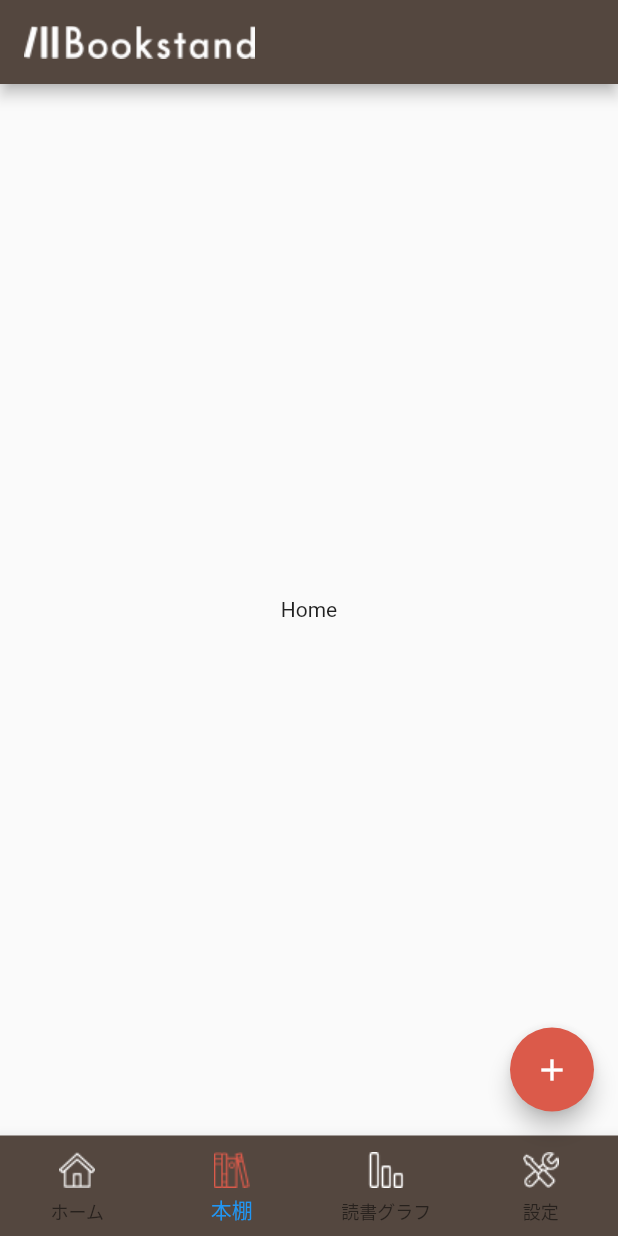
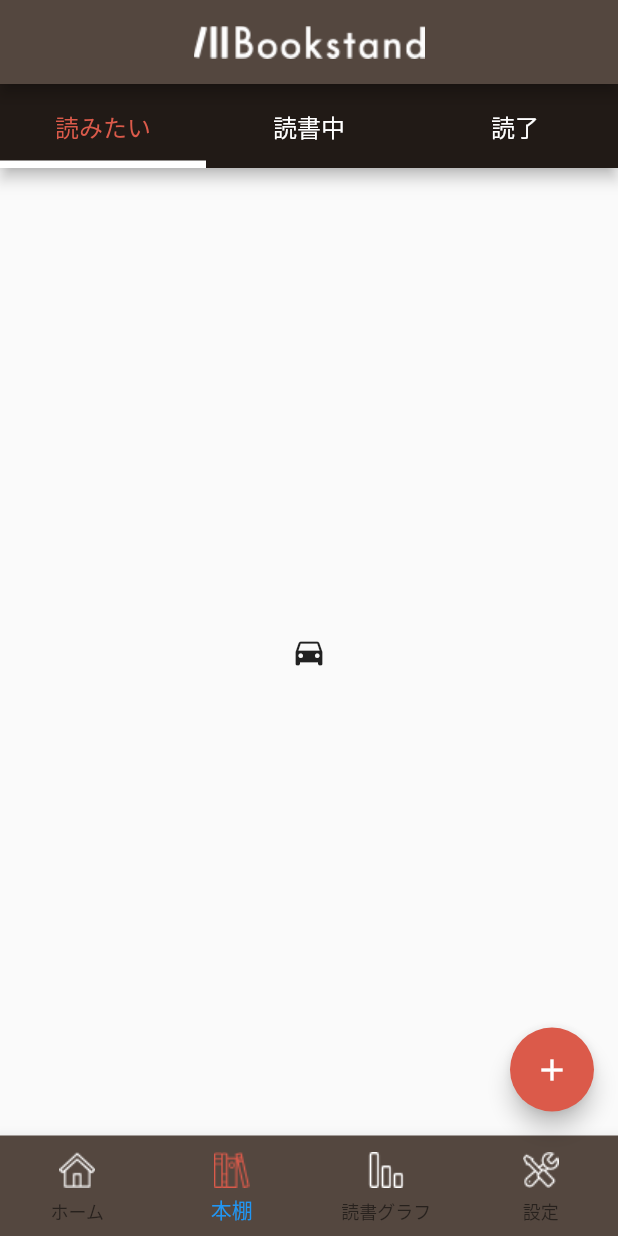
Before and after one commit to t-kashima/flutter-sample, a Flutter app: the screen it shows after launch, swiped to page 2, on a phone screen of 412 x 824 dp. Run offline on Flutter 3.47's test engine with Material 2 defaults, Android fonts, the phone set to English and light mode, and no system bars.

Commit message:
add bookshelf page

```diff
--- /dev/null
+++ b/lib/bookshelf.dart
@@ -0,0 +1,59 @@
+import 'package:flutter/material.dart';
+import 'package:flutter_sample/theme.dart';
+
+class BookshelfPage extends StatefulWidget {
+  BookshelfPage({Key key, this.title}) : super(key: key);
+
+  // This widget is the home page of your application. It is stateful, meaning
+  // that it has a State object (defined below) that contains fields that affect
+  // how it looks.
+
+  // This class is the configuration for the state. It holds the values (in this
+  // case the title) provided by the parent (in this case the App widget) and
+  // used by the build method of the State. Fields in a Widget subclass are
+  // always marked "final".
+
+  final String title;
+
+  @override
+  _BookshelfPageState createState() => new _BookshelfPageState();
+}
+
+class _BookshelfPageState extends State<BookshelfPage> {
+
+  @override
+  Widget build(BuildContext context) {
+    return DefaultTabController(
+        length: 3,
+        child: Scaffold(
+          appBar: new AppBar(
+            backgroundColor: themeData.primaryColorDark,
+            flexibleSpace: new Column(
+              mainAxisAlignment: MainAxisAlignment.end,
+              children: [
+                new TabBar(
+                  indicatorColor: Colors.white,
+                  indicatorWeight: 5.0,
+                  labelStyle: TextStyle(fontSize: 16.0),
+                  labelColor: themeData.accentColor,
+                  unselectedLabelColor: Colors.white,
+                  tabs: [
+                    Tab(text: "読みたい"),
+                    Tab(text: "読書中"),
+                    Tab(text: "読了"),
+                  ],
+                ),
+              ],
+            ),
+         ),
+          body: TabBarView(
+            children: [
+              Icon(Icons.directions_car),
+              Icon(Icons.directions_transit),
+              Icon(Icons.directions_bike),
+            ],
+          ),
+        ),
+      );
+  }
+}
--- a/lib/home.dart
+++ b/lib/home.dart
@@ -1,4 +1,5 @@
 import 'package:flutter/material.dart';
+import 'package:flutter_sample/theme.dart';
 
 class HomePage extends StatefulWidget {
   HomePage({Key key, this.title}) : super(key: key);
@@ -25,10 +26,17 @@ class _HomePageState extends State<HomePage> {
     return new Scaffold(
       body: new Center(
         child: new Column(
-          mainAxisAlignment: MainAxisAlignment.center,
+          mainAxisAlignment: MainAxisAlignment.start,
           children: <Widget>[
-            new Text(
-              'Home',
+            new Container(
+              padding: const EdgeInsets.only(top: 20.0),
+              child: new Text(
+                'あなたにおすすめの本',
+                style: new TextStyle(
+                  color: themeData.primaryColor,
+                  fontSize: 18.0
+                ),
+              ),
             ),
           ],
         ),
--- a/lib/main.dart
+++ b/lib/main.dart
@@ -1,4 +1,5 @@
 import 'package:flutter/material.dart';
+import 'package:flutter_sample/bookshelf.dart';
 import 'package:flutter_sample/home.dart';
 import 'package:flutter_sample/theme.dart';
 
@@ -81,6 +82,7 @@ class _MyHomePageState extends State<MyHomePage> {
       appBar: new AppBar(
         // Here we take the value from the MyHomePage object that was created by
         // the App.build method, and use it to set our appbar title.
+        centerTitle: true,
         title: new Image.asset('assets/logo.png'),
         backgroundColor: themeData.primaryColor,
       ),
@@ -93,7 +95,7 @@ class _MyHomePageState extends State<MyHomePage> {
         },
         children: <Widget>[
           new HomePage(),
-          new HomePage(),
+          new BookshelfPage(),
           new HomePage(),
           new HomePage(),
         ],
--- a/lib/theme.dart
+++ b/lib/theme.dart
@@ -7,6 +7,7 @@ final ThemeData themeData = new ThemeData(
     dividerColor: Colors.grey[300],
     backgroundColor: Colors.grey[100],
     primaryColor: _MyColors.theme[500],
+    primaryColorDark: _MyColors.theme[600],
     primaryColorBrightness: Brightness.light,
     secondaryHeaderColor: Colors.white,
     accentColor: _MyColors.accent[500],
@@ -18,6 +19,7 @@ class _MyColors {
   _MyColors._(); // this basically makes it so you can instantiate this class
 
   static const Map<int, Color> theme = const <int, Color>{
+    600: const Color(0xFF211A16),
     500: const Color(0xFF54473F)
   };
 
```
